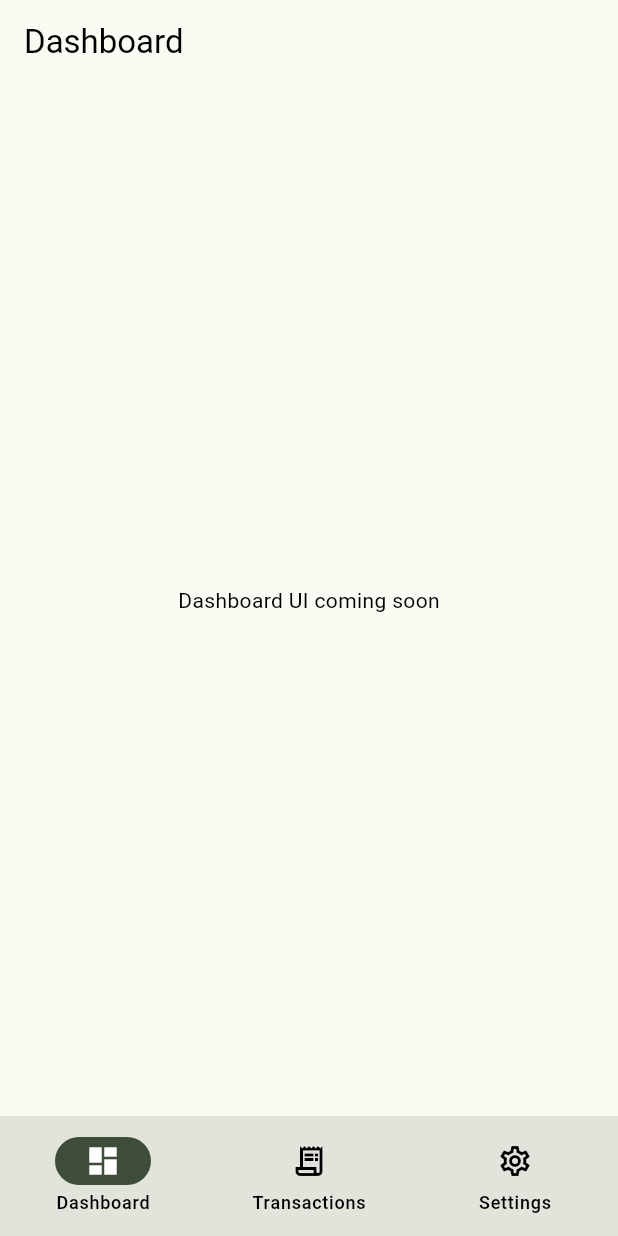
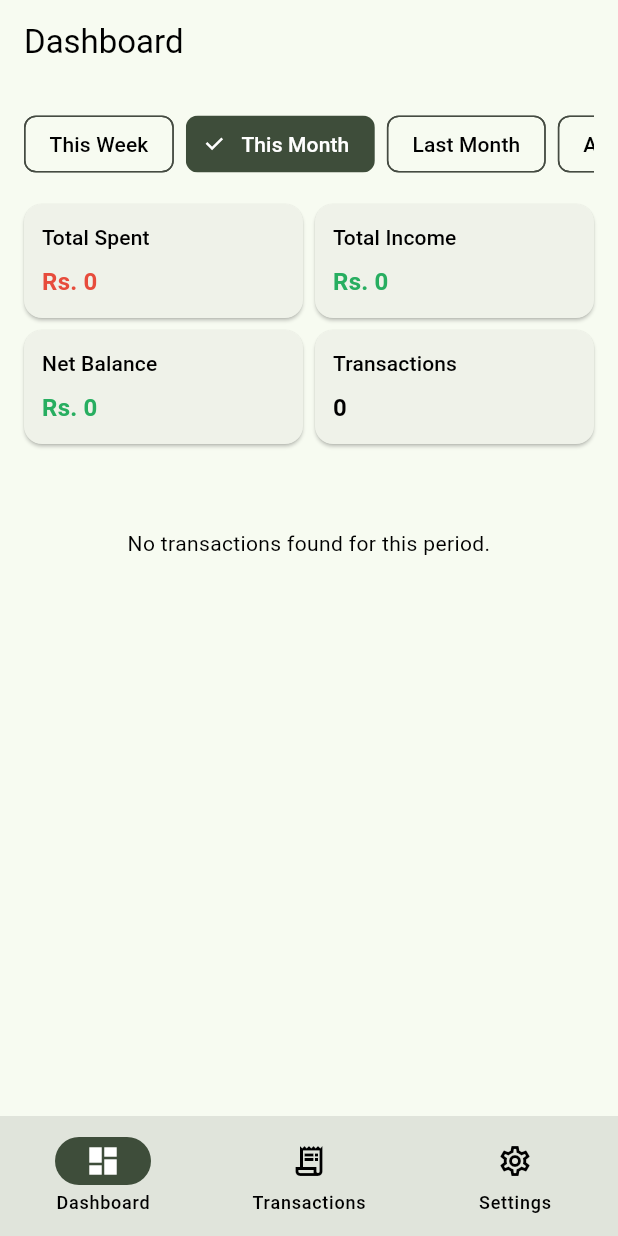
Before and after one commit to umersanii/Kangal_Android, a Flutter app: the DashboardScreen screen opened by its route, on a phone screen of 412 x 824 dp. Run offline on Flutter 3.47's test engine with Material 3 defaults, Android fonts, the phone set to English and light mode, and no system bars; our stand-ins replace drift, fl_chart, flutter_secure_storage, freezed_annotation, go_router, permission_handler and 1 more; missing offline and left inert: enough_mail, telephony, workmanager; accounts and stored records are empty; generated files the repository leaves out were written again; statements that could not run were skipped.

```diff
--- a/kangal/lib/routing/app_router.dart
+++ b/kangal/lib/routing/app_router.dart
@@ -50,7 +50,9 @@ class AppRouter {
                 GoRoute(
                   path: '/',
                   builder: (context, state) => ChangeNotifierProvider(
-                    create: (context) => DashboardViewModel(context.read<TransactionRepository>()),
+                    create: (context) => DashboardViewModel(
+                      context.read<TransactionRepository>(),
+                    ),
                     child: const DashboardScreen(),
                   ),
                 ),
--- a/kangal/lib/ui/dashboard/dashboard_screen.dart
+++ b/kangal/lib/ui/dashboard/dashboard_screen.dart
@@ -1,4 +1,10 @@
 import 'package:flutter/material.dart';
+import 'package:provider/provider.dart';
+import 'package:kangal/ui/core/widgets/period_selector.dart';
+import 'package:kangal/ui/dashboard/dashboard_view_model.dart';
+import 'package:kangal/ui/dashboard/widgets/category_donut_chart.dart';
+import 'package:kangal/ui/dashboard/widgets/spend_bar_chart.dart';
+import 'package:kangal/ui/dashboard/widgets/summary_cards.dart';
 
 class DashboardScreen extends StatelessWidget {
   const DashboardScreen({super.key});
@@ -7,7 +13,71 @@ class DashboardScreen extends StatelessWidget {
   Widget build(BuildContext context) {
     return Scaffold(
       appBar: AppBar(title: const Text('Dashboard')),
-      body: const Center(child: Text('Dashboard UI coming soon')),
+      body: Consumer<DashboardViewModel>(
+        builder: (context, viewModel, child) {
+          if (viewModel.isLoading && viewModel.summary == null) {
+            return const Center(child: CircularProgressIndicator());
+          }
+
+          return SingleChildScrollView(
+            padding: const EdgeInsets.all(16.0),
+            child: Column(
+              crossAxisAlignment: CrossAxisAlignment.stretch,
+              children: [
+                PeriodSelector(
+                  current: viewModel.selectedPreset,
+                  onChanged: (preset) {
+                    viewModel.selectPeriod(preset);
+                  },
+                ),
+                const SizedBox(height: 16),
+                if (viewModel.summary != null)
+                  SummaryCards(summary: viewModel.summary!),
+                const SizedBox(height: 24),
+                if (viewModel.summary != null &&
+                    viewModel.summary!.transactionCount == 0 &&
+                    !viewModel.isLoading)
+                  const Center(
+                    child: Padding(
+                      padding: EdgeInsets.all(32.0),
+                      child: Text(
+                        'No transactions found for this period.',
+                        textAlign: TextAlign.center,
+                      ),
+                    ),
+                  )
+                else ...[
+                  Text(
+                    'Daily Spend',
+                    style: Theme.of(context).textTheme.titleMedium,
+                  ),
+                  const SizedBox(height: 8),
+                  if (viewModel.dailySpend.isNotEmpty)
+                    SpendBarChart(dailySpend: viewModel.dailySpend)
+                  else
+                    const SizedBox(
+                      height: 200,
+                      child: Center(child: Text('No spending data')),
+                    ),
+                  const SizedBox(height: 24),
+                  Text(
+                    'Spending by Category',
+                    style: Theme.of(context).textTheme.titleMedium,
+                  ),
+                  const SizedBox(height: 8),
+                  if (viewModel.categorySpend.isNotEmpty)
+                    CategoryDonutChart(data: viewModel.categorySpend)
+                  else
+                    const SizedBox(
+                      height: 200,
+                      child: Center(child: Text('No category data')),
+                    ),
+                ],
+              ],
+            ),
+          );
+        },
+      ),
     );
   }
 }
--- a/kangal/lib/ui/dashboard/dashboard_view_model.dart
+++ b/kangal/lib/ui/dashboard/dashboard_view_model.dart
@@ -19,14 +19,16 @@ class DashboardViewModel extends ChangeNotifier {
   List<DailySpend> dailySpend = [];
   List<CategorySpend> categorySpend = [];
   DateRange selectedPeriod;
+  PeriodPreset selectedPreset = PeriodPreset.thisMonth;
   bool isLoading = false;
 
   DashboardViewModel(this._transactionRepository)
-      : selectedPeriod = _computeDateRange(PeriodPreset.thisMonth) {
+    : selectedPeriod = _computeDateRange(PeriodPreset.thisMonth) {
     loadDashboardData();
   }
 
   void selectPeriod(PeriodPreset preset) {
+    selectedPreset = preset;
     selectedPeriod = _computeDateRange(preset);
     loadDashboardData();
   }
@@ -39,20 +41,30 @@ class DashboardViewModel extends ChangeNotifier {
         // Week starting Monday
         final daysSinceMonday = today.weekday - 1;
         final start = today.subtract(Duration(days: daysSinceMonday));
-        final end = today.add(const Duration(days: 1)).subtract(const Duration(milliseconds: 1));
+        final end = today
+            .add(const Duration(days: 1))
+            .subtract(const Duration(milliseconds: 1));
         return DateRange(start: start, end: end);
       case PeriodPreset.thisMonth:
         final start = DateTime(today.year, today.month, 1);
         // last day of month is start of next month minus 1 ms
         final nextMonth = today.month == 12 ? 1 : today.month + 1;
         final nextYear = today.month == 12 ? today.year + 1 : today.year;
-        final end = DateTime(nextYear, nextMonth, 1).subtract(const Duration(milliseconds: 1));
+        final end = DateTime(
+          nextYear,
+          nextMonth,
+          1,
+        ).subtract(const Duration(milliseconds: 1));
         return DateRange(start: start, end: end);
       case PeriodPreset.lastMonth:
         final lastMonth = today.month == 1 ? 12 : today.month - 1;
         final lastYear = today.month == 1 ? today.year - 1 : today.year;
         final start = DateTime(lastYear, lastMonth, 1);
-        final end = DateTime(today.year, today.month, 1).subtract(const Duration(milliseconds: 1));
+        final end = DateTime(
+          today.year,
+          today.month,
+          1,
+        ).subtract(const Duration(milliseconds: 1));
         return DateRange(start: start, end: end);
       case PeriodPreset.allTime:
         final start = DateTime(2000, 1, 1);
--- a/kangal/lib/ui/dashboard/widgets/category_donut_chart.dart
+++ b/kangal/lib/ui/dashboard/widgets/category_donut_chart.dart
@@ -5,17 +5,12 @@ import '../../../data/models/category_spend.dart';
 class CategoryDonutChart extends StatelessWidget {
   final List<CategorySpend> data;
 
-  const CategoryDonutChart({
-    super.key,
-    required this.data,
-  });
+  const CategoryDonutChart({super.key, required this.data});
 
   @override
   Widget build(BuildContext context) {
     if (data.isEmpty) {
-      return const Center(
-        child: Text('No categorical data available'),
-      );
+      return const Center(child: Text('No categorical data available'));
     }
 
     final double total = data.fold(0, (sum, item) => sum + item.totalSpent);
@@ -30,7 +25,9 @@ class CategoryDonutChart extends StatelessWidget {
               centerSpaceRadius: 40,
               sections: data.map((item) {
                 // Ensure percentage adds up to 100 correctly, handling 0 edge case
-                final double percentage = total > 0 ? (item.totalSpent / total) * 100 : 0;
+                final double percentage = total > 0
+                    ? (item.totalSpent / total) * 100
+                    : 0;
 
                 // Parse color from hex string if available
                 Color sectionColor = Colors.grey;
```
Also changed, not shown: 6 other files.
